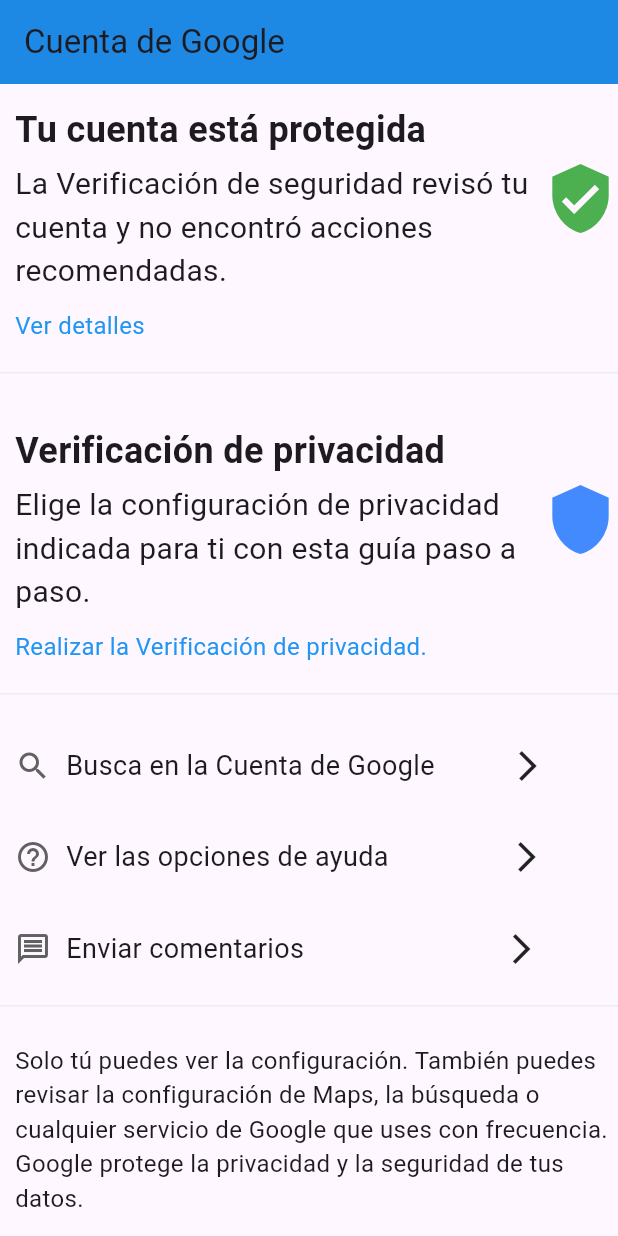
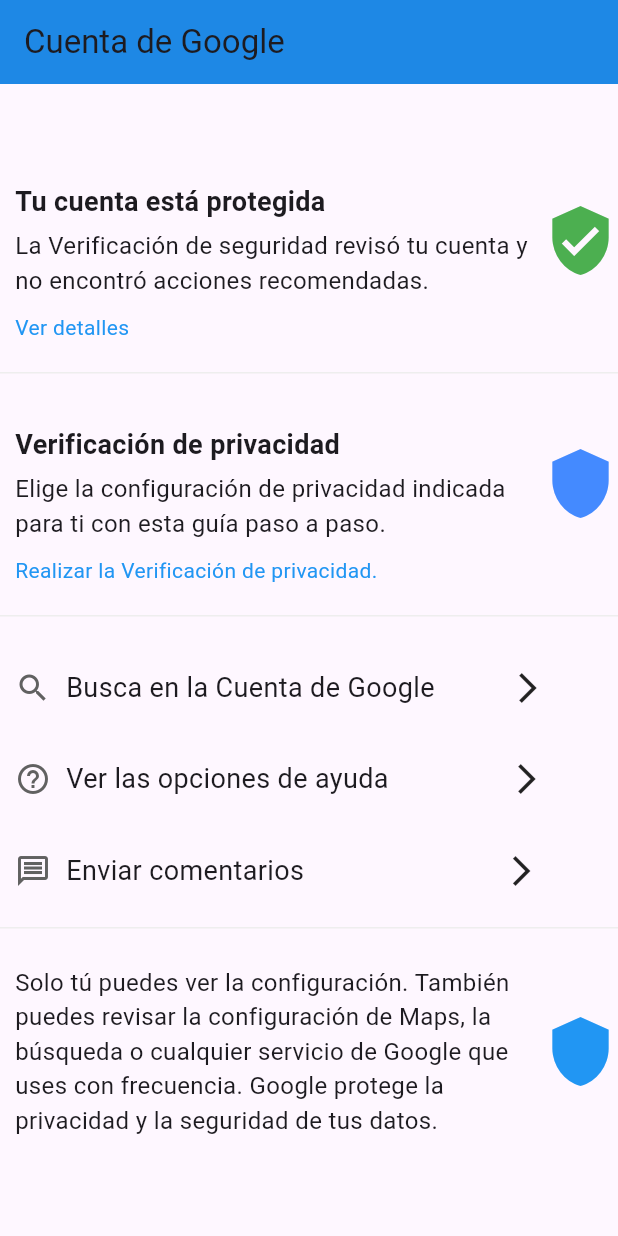
Before and after one commit to Rob-sanz/Clase-IS-513-LDP, a Flutter app: the screen it shows after launch, on a phone screen of 412 x 824 dp. Run offline on Flutter 3.47's test engine with Material 3 defaults, Android fonts, the phone set to English and light mode, and no system bars.

Commit message:
Screen terminada

```diff
--- a/Tarea 1.2/google_pagina_tarea2/lib/main.dart
+++ b/Tarea 1.2/google_pagina_tarea2/lib/main.dart
@@ -33,13 +33,13 @@ class MyApp extends StatelessWidget {
                           'Tu cuenta está protegida',
                           style: TextStyle(
                             fontWeight: FontWeight.bold,
-                            fontSize: 24,
+                            fontSize: 18,
                           ),
                         ),
                         SizedBox(height: 5),
                         Text(
                           'La Verificación de seguridad revisó tu cuenta y no encontró acciones recomendadas.',
-                          style: TextStyle(fontSize: 20,),
+                          style: TextStyle(fontSize: 16,),
                         ),
                       ],
                     ),
@@ -61,7 +61,7 @@ class MyApp extends StatelessWidget {
                     'Ver detalles',
                     style: TextStyle(
                       color: Colors.blue,
-                      fontSize: 16,
+                      fontSize: 14,
                     ),
                   ),
                 ],
@@ -87,13 +87,13 @@ class MyApp extends StatelessWidget {
                           'Verificación de privacidad',
                             style: TextStyle(
                               fontWeight: FontWeight.bold,
-                              fontSize: 24,
+                              fontSize: 18,
                           ),
                         ),
                         SizedBox(height: 5),
                         Text(
                           'Elige la configuración de privacidad indicada para ti con esta guía paso a paso.',
-                          style: TextStyle(fontSize: 20,),
+                          style: TextStyle(fontSize: 16,),
                         ),
                       ],
                     ),
@@ -113,7 +113,7 @@ class MyApp extends StatelessWidget {
                     'Realizar la Verificación de privacidad.',
                       style: TextStyle(
                         color: Colors.blue,
-                        fontSize: 16,
+                        fontSize: 14,
                     ),
                   ),
                 ],
@@ -194,6 +194,7 @@ class MyApp extends StatelessWidget {
               ),
               const SizedBox(height: 20,),
 
+              //Bloque 4
               const Row(
                 mainAxisAlignment: MainAxisAlignment.start,
                 children: [
@@ -209,8 +210,15 @@ class MyApp extends StatelessWidget {
                       ],
                     )
                   ),
+                  Icon(Icons.shield,
+                  color: Colors.blue,
+                  size: 50,)
                 ],
               ),
+
+
+
+
             ],
           ),
         ),
```
